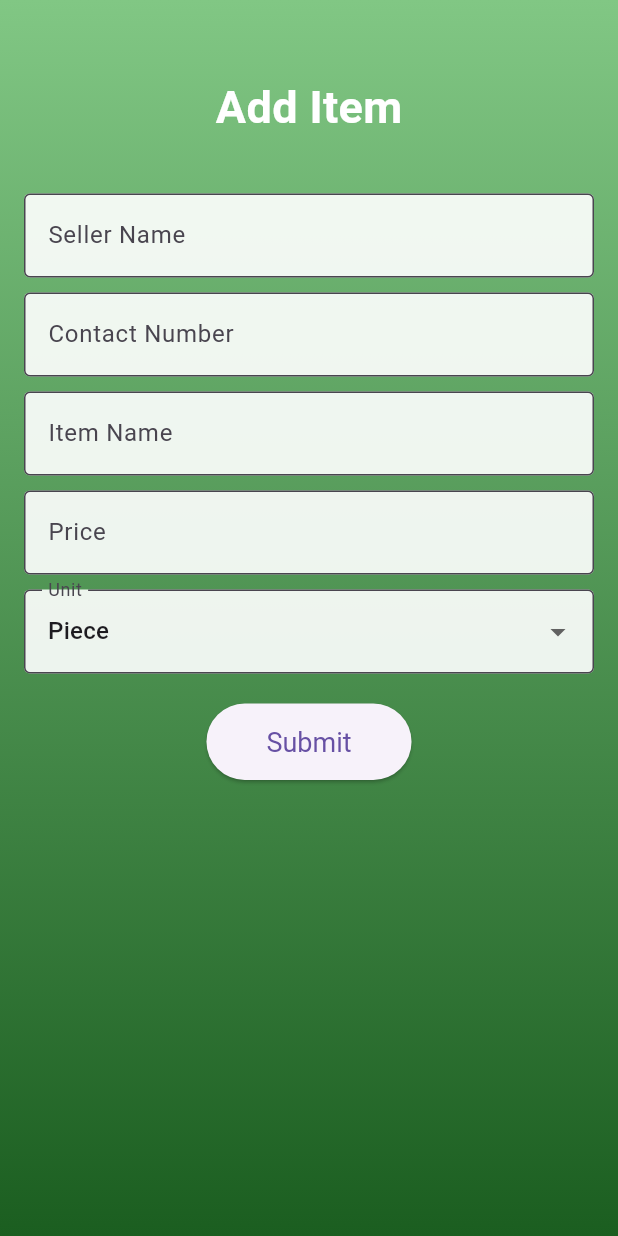
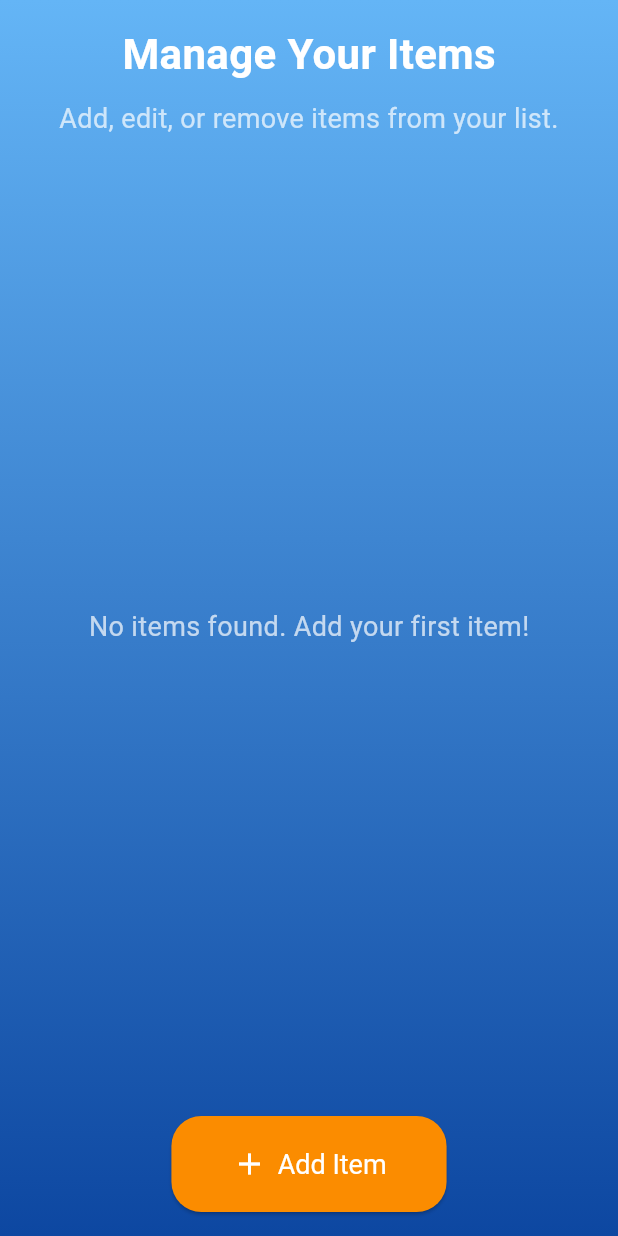
Before and after one commit to AbinayanRatna/agri_app, a Flutter app: the MarketScreen screen opened directly, after a tap on "Sell", on a phone screen of 412 x 824 dp. Run offline on Flutter 3.47's test engine with Material 3 defaults, Android fonts, the phone set to English and light mode, and no system bars; our stand-ins replace camera, carousel_slider, dio, firebase_auth, firebase_core, firebase_database and 5 more; missing offline and left inert: tflite_flutter; accounts and stored records are empty; generated files the repository leaves out were written again; Roboto replaces fonts that are missing (Quicksand).

Commit message:
market page phase 2

```diff
--- a/lib/pages/market/addItem.dart
+++ b/lib/pages/market/addItem.dart
@@ -1,24 +1,125 @@
 import 'package:flutter/material.dart';
+import 'package:firebase_auth/firebase_auth.dart';
 import 'package:firebase_database/firebase_database.dart';
 
-class AddItemPage extends StatefulWidget {
+class ItemPage extends StatefulWidget {
   @override
-  _AddItemPageState createState() => _AddItemPageState();
+  _ItemPageState createState() => _ItemPageState();
 }
 
-class _AddItemPageState extends State<AddItemPage> {
-  final _formKey = GlobalKey<FormState>(); // Form key for validation
+class _ItemPageState extends State<ItemPage> {
+  final DatabaseReference _database = FirebaseDatabase.instance.ref().child('items');
+  final FirebaseAuth _auth = FirebaseAuth.instance;
+
+  final _formKey = GlobalKey<FormState>();
   final _nameController = TextEditingController();
   final _contactController = TextEditingController();
   final _itemController = TextEditingController();
   final _priceController = TextEditingController();
-  final DatabaseReference _database = FirebaseDatabase.instance.ref().child('items');
-
+  final _quantityController = TextEditingController();
   String _selectedUnit = 'Piece';
   final List<String> _units = ['Piece', 'Kilogram'];
 
+  User? _user;
+  List<Map<String, dynamic>> _items = [];
+  Map<String, dynamic>? _currentItem;
+
+  @override
+  void initState() {
+    super.initState();
+    _fetchUser();
+  }
+
+  Future<void> _fetchUser() async {
+    setState(() {
+      _user = _auth.currentUser;
+    });
+
+    if (_user != null) {
+      _fetchItems();
+    } else {
+      Navigator.pushReplacementNamed(context, '/login');
+    }
+  }
+
+  Future<void> _fetchItems() async {
+    if (_user == null) return;
+
+    _database.orderByChild('userId').equalTo(_user!.uid).onValue.listen((event) {
+      final data = event.snapshot.value as Map<dynamic, dynamic>? ?? {};
+      setState(() {
+        _items = data.entries.map((entry) {
+          final value = Map<String, dynamic>.from(entry.value as Map);
+          return {'key': entry.key, ...value};
+        }).toList();
+      });
+    });
+  }
+
+  void _clearForm() {
+    _nameController.clear();
+    _contactController.clear();
+    _itemController.clear();
+    _priceController.clear();
+    _quantityController.clear();
+    _selectedUnit = 'Piece';
+    _currentItem = null;
+  }
+
+  Future<void> _saveItem() async {
+    if (_user == null) return;
+
+    if (_formKey.currentState!.validate()) {
+      final itemData = {
+        'name': _nameController.text,
+        'contact': _contactController.text,
+        'item': _itemController.text,
+        'price': _priceController.text,
+        'quantity': _quantityController.text,
+        'unit': _selectedUnit,
+        'userId': _user!.uid,
+      };
+
+      if (_currentItem == null) {
+        await _database.push().set(itemData);
+      } else {
+        await _database.child(_currentItem!['key']).set(itemData);
+      }
+
+      ScaffoldMessenger.of(context).showSnackBar(
+        SnackBar(content: Text(_currentItem == null ? 'Item Added' : 'Item Updated')),
+      );
+
+      _clearForm();
+      Navigator.pop(context);
+    }
+  }
+
+  void _setForm(Map<String, dynamic> item) {
+    _nameController.text = item['name'] ?? '';
+    _contactController.text = item['contact'] ?? '';
+    _itemController.text = item['item'] ?? '';
+    _priceController.text = item['price'] ?? '';
+    _quantityController.text = item['quantity'] ?? '';
+    _selectedUnit = item['unit'] ?? 'Piece';
+    _currentItem = item;
+  }
+
+  Future<void> _deleteItem(String key) async {
+    await _database.child(key).remove();
+    ScaffoldMessenger.of(context).showSnackBar(
+      SnackBar(content: Text('Item Deleted')),
+    );
+  }
+
   @override
   Widget build(BuildContext context) {
+    if (_user == null) {
+      return Scaffold(
+        body: Center(child: CircularProgressIndicator()),
+      );
+    }
+
     return Scaffold(
       body: Stack(
         fit: StackFit.expand,
@@ -27,104 +128,153 @@ class _AddItemPageState extends State<AddItemPage> {
           Container(
             decoration: BoxDecoration(
               gradient: LinearGradient(
-                colors: [Colors.green.shade300, Colors.green.shade900],
+                colors: [Colors.blue.shade300, Colors.blue.shade900],
                 begin: Alignment.topCenter,
                 end: Alignment.bottomCenter,
               ),
             ),
           ),
-          Column(
+          SafeArea(
+            child: Padding(
+              padding: EdgeInsets.all(16.0),
+              child: Column(
                 children: [
-              // App Bar Style Header
-              Padding(
-                padding: const EdgeInsets.only(top: 50.0),
-                child: Center(
-                  child: Text(
-                    'Add Item',
+                  // Header
+                  Text(
+                    'Manage Your Items',
                     style: TextStyle(
-                      fontSize: 30,
+                      fontSize: 28,
                       fontWeight: FontWeight.bold,
                       color: Colors.white,
                     ),
                   ),
+                  SizedBox(height: 10),
+                  Text(
+                    'Add, edit, or remove items from your list.',
+                    style: TextStyle(
+                      fontSize: 18,
+                      color: Colors.white70,
+                    ),
+                    textAlign: TextAlign.center,
+                  ),
+                  SizedBox(height: 20),
+                  // Item List
+                  Expanded(
+                    child: _items.isEmpty
+                        ? Center(
+                      child: Text(
+                        'No items found. Add your first item!',
+                        style: TextStyle(
+                          fontSize: 18,
+                          color: Colors.white70,
+                        ),
+                      ),
+                    )
+                        : ListView.builder(
+                      itemCount: _items.length,
+                      itemBuilder: (context, index) {
+                        final item = _items[index];
+                        return Card(
+                          color: Colors.white,
+                          margin: EdgeInsets.symmetric(vertical: 8.0),
+                          child: ListTile(
+                            title: Text(item['item'], style: TextStyle(fontSize: 20)),
+                            subtitle: Text(
+                              'Price: ${item['price']}\nUnit: ${item['unit']}\nQuantity: ${item['quantity']}',
+                              style: TextStyle(fontSize: 16), // Optional: Adjust the font size if needed
+                            ),
+                            trailing: Row(
+                              mainAxisSize: MainAxisSize.min,
+                              children: [
+                                IconButton(
+                                  icon: Icon(Icons.edit, color: Colors.blue),
+                                  onPressed: () {
+                                    _setForm(item);
+                                    _showFormDialog(context);
+                                  },
+                                ),
+                                IconButton(
+                                  icon: Icon(Icons.delete, color: Colors.red),
+                                  onPressed: () => _deleteItem(item['key']),
+                                ),
+                              ],
+                            ),
+                          ),
+                        );
+                      },
                     ),
                   ),
                   SizedBox(height: 20),
-              Expanded(
-                child: SingleChildScrollView(
-                  child: Padding(
-                    padding: const EdgeInsets.all(16.0),
+                  // Add Button
+                  ElevatedButton.icon(
+                    onPressed: () {
+                      _clearForm();
+                      _showFormDialog(context);
+                    },
+                    icon: Icon(Icons.add, size: 24),
+                    label: Text('Add Item'),
+                    style: ElevatedButton.styleFrom(
+                      padding: EdgeInsets.symmetric(horizontal: 40, vertical: 20),
+                      textStyle: TextStyle(fontSize: 18),
+                      backgroundColor: Colors.orange.shade600,
+                      foregroundColor: Colors.white,
+                      shape: RoundedRectangleBorder(
+                        borderRadius: BorderRadius.circular(20),
+                      ),
+                    ),
+                  ),
+                ],
+              ),
+            ),
+          ),
+        ],
+      ),
+    );
+  }
+
+  void _showFormDialog(BuildContext context) {
+    showDialog(
+      context: context,
+      builder: (context) => AlertDialog(
+        title: Text(_currentItem == null ? 'Add Item' : 'Edit Item'),
+        content: SingleChildScrollView(
           child: Form(
-                      key: _formKey, // Assign form key
+            key: _formKey,
             child: Column(
-                        crossAxisAlignment: CrossAxisAlignment.start,
               children: [
                 TextFormField(
                   controller: _nameController,
-                            decoration: InputDecoration(
-                              labelText: 'Seller Name',
-                              border: OutlineInputBorder(),
-                              filled: true,
-                              fillColor: Colors.white.withOpacity(0.9),
+                  decoration: InputDecoration(labelText: 'Seller Name'),
+                  validator: (value) =>
+                  value == null || value.isEmpty ? 'Enter Seller Name' : null,
                 ),
-                            validator: (value) {
-                              if (value == null || value.isEmpty) {
-                                return 'Please enter the seller name';
-                              }
-                              return null;
-                            },
-                          ),
-                          SizedBox(height: 10),
                 TextFormField(
                   controller: _contactController,
-                            decoration: InputDecoration(
-                              labelText: 'Contact Number',
-                              border: OutlineInputBorder(),
-                              filled: true,
-                              fillColor: Colors.white.withOpacity(0.9),
+                  decoration: InputDecoration(labelText: 'Contact Number'),
+                  keyboardType: TextInputType.phone,
+                  validator: (value) =>
+                  value == null || value.isEmpty ? 'Enter Contact Number' : null,
                 ),
-                            keyboardType: TextInputType.phone,
-                            validator: (value) {
-                              if (value == null || value.isEmpty) {
-                                return 'Please enter a contact number';
-                              }
-                              return null;
-                            },
-                          ),
-                          SizedBox(height: 10),
                 TextFormField(
                   controller: _itemController,
-                            decoration: InputDecoration(
-                              labelText: 'Item Name',
-                              border: OutlineInputBorder(),
-                              filled: true,
-                              fillColor: Colors.white.withOpacity(0.9),
+                  decoration: InputDecoration(labelText: 'Item Name'),
+                  validator: (value) =>
+                  value == null || value.isEmpty ? 'Enter Item Name' : null,
                 ),
-                            validator: (value) {
-                              if (value == null || value.isEmpty) {
-                                return 'Please enter the item name';
-                              }
-                              return null;
-                            },
-                          ),
-                          SizedBox(height: 10),
                 TextFormField(
                   controller: _priceController,
-                            decoration: InputDecoration(
-                              labelText: 'Price',
-                              border: OutlineInputBorder(),
-                              filled: true,
-                              fillColor: Colors.white.withOpacity(0.9),
+                  decoration: InputDecoration(labelText: 'Price'),
+                  keyboardType: TextInputType.number,
+                  validator: (value) =>
+                  value == null || value.isEmpty ? 'Enter Price' : null,
                 ),
+                TextFormField(
+                  controller: _quantityController,
+                  decoration: InputDecoration(labelText: 'Available Quantity'),
                   keyboardType: TextInputType.number,
-                            validator: (value) {
-                              if (value == null || value.isEmpty) {
-                                return 'Please enter the price';
-                              }
-                              return null;
-                            },
+                  validator: (value) =>
+                  value == null || value.isEmpty ? 'Enter Available Quantity' : null,
                 ),
-                          SizedBox(height: 10),
                 DropdownButtonFormField<String>(
                   value: _selectedUnit,
                   onChanged: (value) {
@@ -133,54 +283,22 @@ class _AddItemPageState extends State<AddItemPage> {
                     });
                   },
                   items: _units
-                                .map(
-                                  (unit) => DropdownMenuItem(
-                                value: unit,
-                                child: Text(unit),
-                              ),
-                            )
+                      .map((unit) => DropdownMenuItem(value: unit, child: Text(unit)))
                       .toList(),
-                            decoration: InputDecoration(
-                              labelText: 'Unit',
-                              border: OutlineInputBorder(),
-                              filled: true,
-                              fillColor: Colors.white.withOpacity(0.9),
-                            ),
-                          ),
-                          SizedBox(height: 20),
-                          Center(
-                            child: ElevatedButton(
-                              onPressed: () async {
-                                // Validate all fields
-                                if (_formKey.currentState!.validate()) {
-                                  await _database.push().set({
-                                    'name': _nameController.text,
-                                    'contact': _contactController.text,
-                                    'item': _itemController.text,
-                                    'price': _priceController.text,
-                                    'unit': _selectedUnit,
-                                  });
-
-                                  ScaffoldMessenger.of(context).showSnackBar(
-                                    SnackBar(content: Text('Item Added Successfully')),
-                                  );
-                                  Navigator.pop(context);
-                                }
-                              },
-                              style: ElevatedButton.styleFrom(
-                                padding: EdgeInsets.symmetric(horizontal: 40, vertical: 15),
-                                textStyle: TextStyle(fontSize: 18),
-                              ),
-                              child: Text('Submit'),
-                            ),
+                  decoration: InputDecoration(labelText: 'Unit'),
                 ),
               ],
             ),
           ),
         ),
+        actions: [
+          TextButton(
+            onPressed: () => Navigator.pop(context),
+            child: Text('Cancel'),
           ),
-              ),
-            ],
+          ElevatedButton(
+            onPressed: _saveItem,
+            child: Text('Save'),
           ),
         ],
       ),
--- a/lib/pages/market/market.dart
+++ b/lib/pages/market/market.dart
@@ -71,7 +71,7 @@ class MarketScreen extends StatelessWidget {
                   onPressed: () {
                     Navigator.push(
                       context,
-                      MaterialPageRoute(builder: (context) => AddItemPage()),
+                      MaterialPageRoute(builder: (context) => ItemPage()),
                     );
                   },
                   icon: Icon(Icons.sell, size: 24),
```
Also changed, not shown: lib/pages/market/viewItem.dart (+12 -3 lines). Lines whose indentation alone changed are shown as unchanged.
